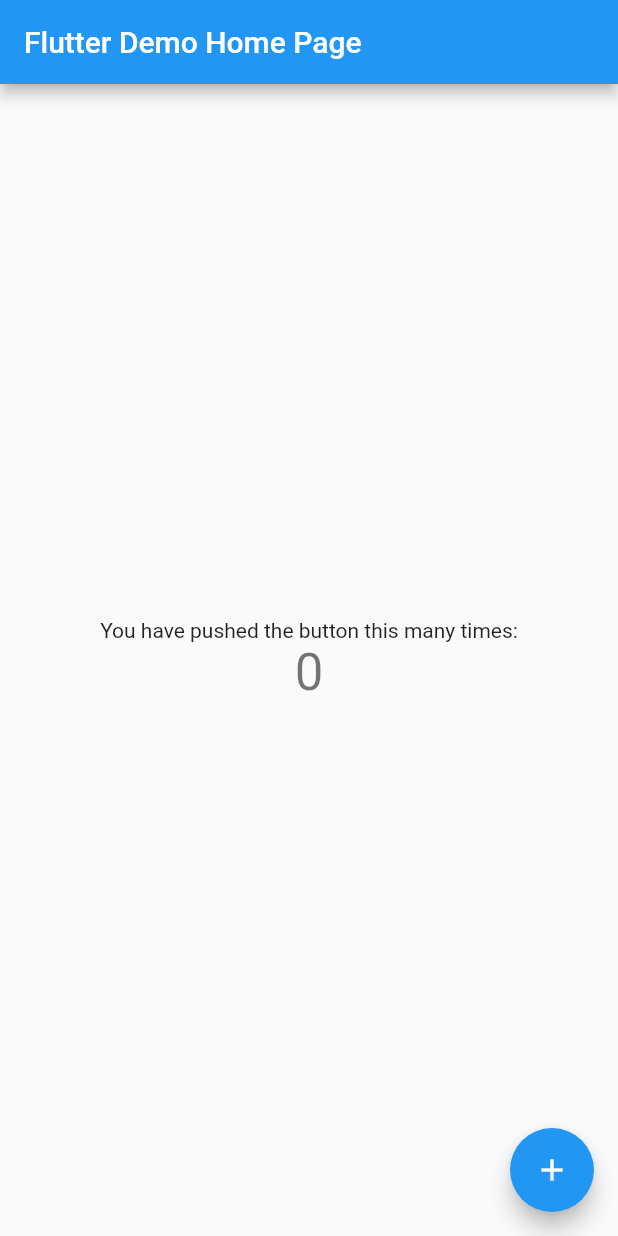
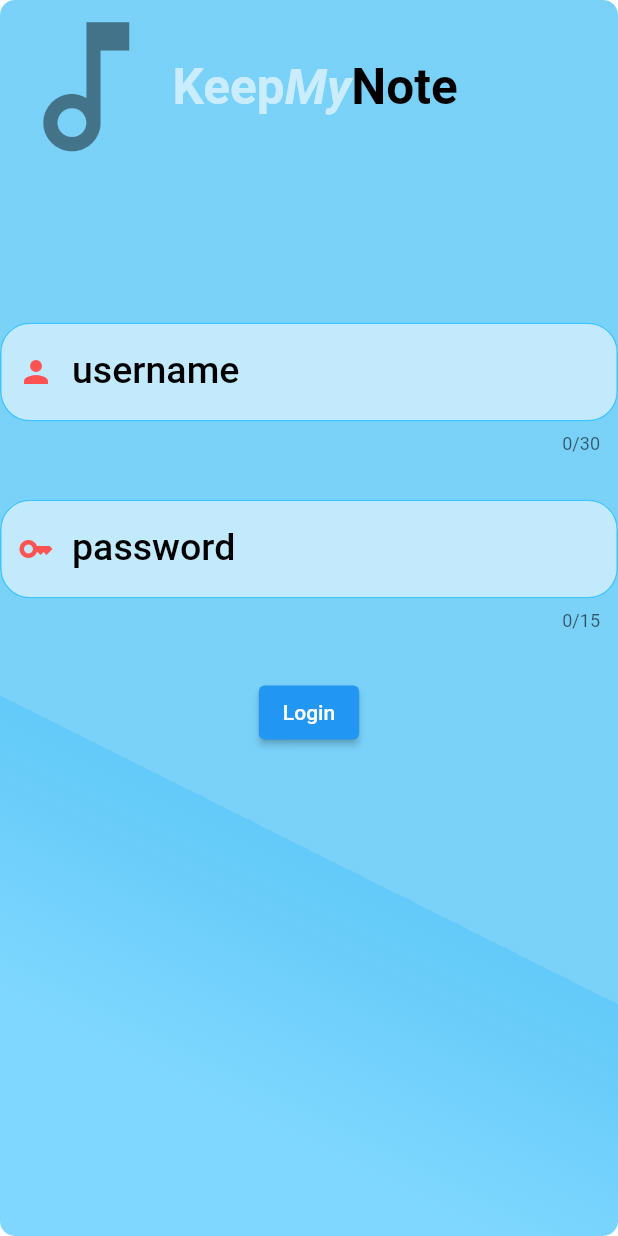
Before and after one commit to vinaykulk621/keepMyNotes, a Flutter app: the screen it shows after launch, on a phone screen of 412 x 824 dp. Run offline on Flutter 3.47's test engine with Material 2 defaults, Android fonts, the phone set to English and light mode, and no system bars; our stand-ins replace google_fonts; statements that could not run were skipped.

Commit message:
july_12/22
Login page done, Created many text files, used a bunch of Forms, Columns, Rows.

```diff
--- a/lib/main.dart
+++ b/lib/main.dart
@@ -1,115 +1,19 @@
 import 'package:flutter/material.dart';
+import './screens/./login_sign_in.dart';
 
 void main() {
+  Paint.enableDithering = true;
   runApp(const MyApp());
 }
 
 class MyApp extends StatelessWidget {
   const MyApp({Key? key}) : super(key: key);
 
-  // This widget is the root of your application.
   @override
   Widget build(BuildContext context) {
-    return MaterialApp(
-      title: 'Flutter Demo',
-      theme: ThemeData(
-        // This is the theme of your application.
-        //
-        // Try running your application with "flutter run". You'll see the
-        // application has a blue toolbar. Then, without quitting the app, try
-        // changing the primarySwatch below to Colors.green and then invoke
-        // "hot reload" (press "r" in the console where you ran "flutter run",
-        // or simply save your changes to "hot reload" in a Flutter IDE).
-        // Notice that the counter didn't reset back to zero; the application
-        // is not restarted.
-        primarySwatch: Colors.blue,
-      ),
-      home: const MyHomePage(title: 'Flutter Demo Home Page'),
+    return  MaterialApp(
+      debugShowCheckedModeBanner: false,   //remove debug banner
+      home: Login(),
     );
   }
 }
-
-class MyHomePage extends StatefulWidget {
-  const MyHomePage({Key? key, required this.title}) : super(key: key);
-
-  // This widget is the home page of your application. It is stateful, meaning
-  // that it has a State object (defined below) that contains fields that affect
-  // how it looks.
-
-  // This class is the configuration for the state. It holds the values (in this
-  // case the title) provided by the parent (in this case the App widget) and
-  // used by the build method of the State. Fields in a Widget subclass are
-  // always marked "final".
-
-  final String title;
-
-  @override
-  State<MyHomePage> createState() => _MyHomePageState();
-}
-
-class _MyHomePageState extends State<MyHomePage> {
-  int _counter = 0;
-
-  void _incrementCounter() {
-    setState(() {
-      // This call to setState tells the Flutter framework that something has
-      // changed in this State, which causes it to rerun the build method below
-      // so that the display can reflect the updated values. If we changed
-      // _counter without calling setState(), then the build method would not be
-      // called again, and so nothing would appear to happen.
-      _counter++;
-    });
-  }
-
-  @override
-  Widget build(BuildContext context) {
-    // This method is rerun every time setState is called, for instance as done
-    // by the _incrementCounter method above.
-    //
-    // The Flutter framework has been optimized to make rerunning build methods
-    // fast, so that you can just rebuild anything that needs updating rather
-    // than having to individually change instances of widgets.
-    return Scaffold(
-      appBar: AppBar(
-        // Here we take the value from the MyHomePage object that was created by
-        // the App.build method, and use it to set our appbar title.
-        title: Text(widget.title),
-      ),
-      body: Center(
-        // Center is a layout widget. It takes a single child and positions it
-        // in the middle of the parent.
-        child: Column(
-          // Column is also a layout widget. It takes a list of children and
-          // arranges them vertically. By default, it sizes itself to fit its
-          // children horizontally, and tries to be as tall as its parent.
-          //
-          // Invoke "debug painting" (press "p" in the console, choose the
-          // "Toggle Debug Paint" action from the Flutter Inspector in Android
-          // Studio, or the "Toggle Debug Paint" command in Visual Studio Code)
-          // to see the wireframe for each widget.
-          //
-          // Column has various properties to control how it sizes itself and
-          // how it positions its children. Here we use mainAxisAlignment to
-          // center the children vertically; the main axis here is the vertical
-          // axis because Columns are vertical (the cross axis would be
-          // horizontal).
-          mainAxisAlignment: MainAxisAlignment.center,
-          children: <Widget>[
-            const Text(
-              'You have pushed the button this many times:',
-            ),
-            Text(
-              '$_counter',
-              style: Theme.of(context).textTheme.headline4,
-            ),
-          ],
-        ),
-      ),
-      floatingActionButton: FloatingActionButton(
-        onPressed: _incrementCounter,
-        tooltip: 'Increment',
-        child: const Icon(Icons.add),
-      ), // This trailing comma makes auto-formatting nicer for build methods.
-    );
-  }
-}
--- /dev/null
+++ b/lib/screens/login_sign_in.dart
@@ -0,0 +1,150 @@
+import 'package:flutter/material.dart';
+import 'package:google_fonts/google_fonts.dart'; //fonts
+
+class Login extends StatelessWidget {
+  Login({Key? key}) : super(key: key);
+
+  //creating a reference to the form i.e creating a form key
+  final GlobalKey<FormState> _formKey = GlobalKey<FormState>();
+
+  @override
+  Widget build(BuildContext context) {
+    return MaterialApp(
+      debugShowCheckedModeBanner: false,
+      home: SafeArea(
+        child: Container(
+          //linear gradient background
+          decoration: BoxDecoration(
+            borderRadius: BorderRadius.circular(10),
+            gradient:
+                LinearGradient(begin: Alignment.bottomCenter, stops: const [
+              0.1,
+              0.5,
+              0.5
+            ], colors: [
+              Colors.lightBlueAccent.withOpacity(.74),
+              Colors.lightBlue.withOpacity(.69),
+              Colors.lightBlue.withOpacity(.59)
+            ]),
+          ),
+          child: Scaffold(
+            backgroundColor: Colors.white10,
+            body: Column(
+              mainAxisAlignment: MainAxisAlignment.start,
+              crossAxisAlignment: CrossAxisAlignment.end,
+              children: [
+                //heading or starting of the screen
+                Row(
+                  mainAxisAlignment: MainAxisAlignment.start,
+                  mainAxisSize: MainAxisSize.max,
+                  children: [
+                    //App Icon
+                    const Icon(
+                      Icons.music_note_outlined,
+                      color: Colors.black45,
+                      size: 115.0,
+                    ),
+                    //App Name
+                    RichText(
+                      text: TextSpan(
+                        style: GoogleFonts.montserratAlternates(
+                            fontSize: 33.0,
+                            fontWeight: FontWeight.bold,
+                            color: Colors.white60),
+                        children: const [
+                          TextSpan(text: 'Keep'),
+                          TextSpan(
+                              text: 'My',
+                              style: TextStyle(fontStyle: FontStyle.italic)),
+                          TextSpan(
+                              text: 'Note',
+                              style: TextStyle(color: Colors.black)),
+                        ],
+                      ),
+                    ),
+                  ],
+                ),
+                //Form or inputs or text fields
+                const SizedBox(height: 100.0),
+                Column(
+                  children: [
+                    Form(
+                      autovalidateMode: AutovalidateMode.onUserInteraction,
+                      child: Column(
+                        children: [
+                          usernameEmailPassword(
+                              'username',
+                              const Icon(Icons.person),
+                              'username or E-mail',
+                              false,
+                              30),
+                          usernameEmailPassword('password',
+                              const Icon(Icons.key), 'password', true, 15),
+                          button('Login'),
+                        ],
+                      ),
+                    ),
+                  ],
+                )
+              ],
+            ),
+          ),
+        ),
+      ),
+    );
+  }
+
+  Widget usernameEmailPassword(
+      String title, Icon icon, String hint, bool obscureText, int len) {
+    return Column(
+      children: [
+        TextFormField(
+          cursorColor: Colors.black,
+          keyboardAppearance: Brightness.light,
+          obscureText: obscureText,
+          maxLength: len,
+          style: GoogleFonts.roboto(fontSize: 22.0),
+          decoration: InputDecoration(
+            filled: true,
+            enabledBorder: const OutlineInputBorder(
+              gapPadding: 1.0,
+              borderRadius: BorderRadius.all(
+                Radius.elliptical(20.0, 20.0),
+              ),
+              borderSide: BorderSide(
+                  color: Colors.lightBlueAccent, style: BorderStyle.solid),
+            ),
+            focusedBorder: const OutlineInputBorder(
+              gapPadding: 1.0,
+              borderRadius: BorderRadius.all(
+                Radius.elliptical(10.0, 10.0),
+              ),
+              borderSide:
+                  BorderSide(color: Colors.black, style: BorderStyle.solid),
+            ),
+            hintText: hint,
+            labelStyle: const TextStyle(
+              fontSize: 25.0,
+              fontWeight: FontWeight.w500,
+              color: Colors.black,
+            ),
+            labelText: title,
+            prefixIcon: icon,
+            prefixIconColor: Colors.redAccent,
+            fillColor: Colors.white54,
+          ),
+        ),
+        const SizedBox(
+          height: 30.0,
+        )
+      ],
+    );
+  }
+
+  Widget button(String title) {
+    return ElevatedButton(
+      onPressed: () {},
+      child: Text(title),
+    );
+  }
+}
```
Also changed, not shown: pubspec.yaml (+12 -12 lines), lib/Text_files/functionality.txt (renamed from lib/functionality.txt), pubspec.lock, 2 other files.
